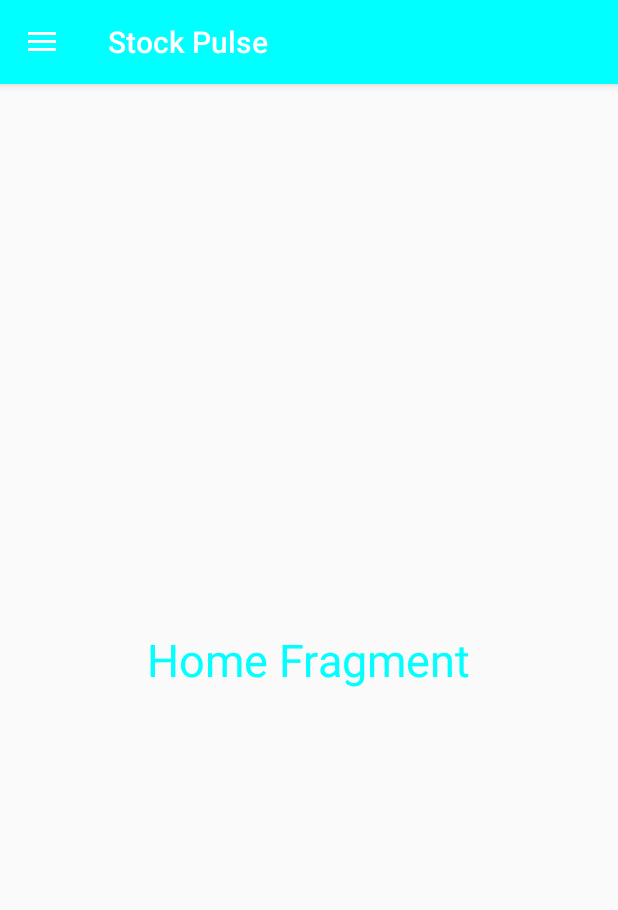
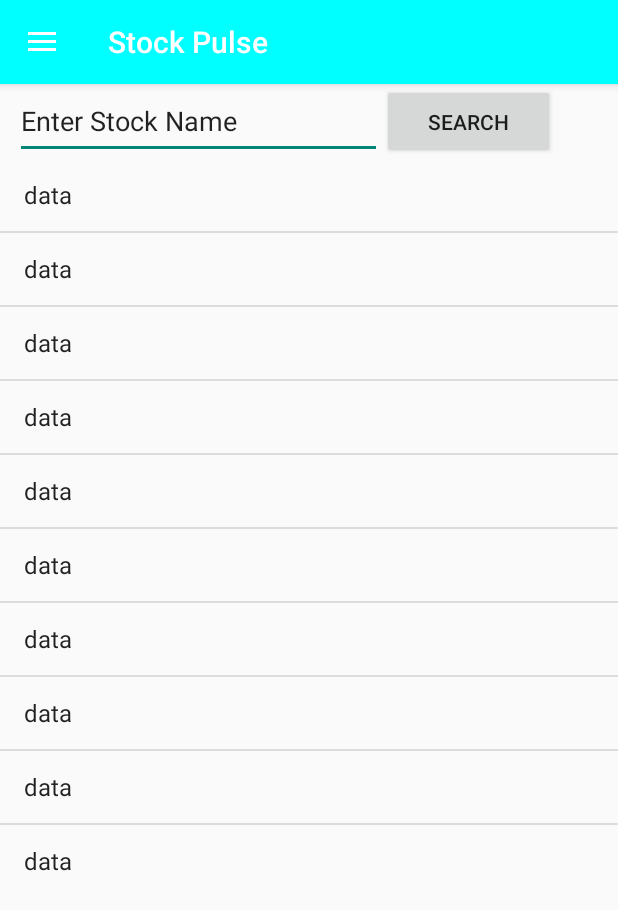
Before and after one commit to MarcuX009/StockPulse, an Android app: the screen it shows after launch (MainActivity), on a phone screen of 412 x 824 dp. Shown: the top 910 px of the screen. Run offline under Robolectric (Android 15) with nearby library versions, the phone set to English and light mode, and no system bars.

Commit message:
basica layout of home fragment

```diff
--- a/app/src/main/java/com/example/stockpulse/HomeFragment.java
+++ b/app/src/main/java/com/example/stockpulse/HomeFragment.java
@@ -2,13 +2,35 @@ package com.example.stockpulse;
 
 import android.os.Bundle;
 
+import androidx.annotation.NonNull;
+import androidx.annotation.Nullable;
 import androidx.fragment.app.Fragment;
+
 
 import android.view.LayoutInflater;
 import android.view.View;
 import android.view.ViewGroup;
+import android.widget.Adapter;
+import android.widget.AdapterView;
+import android.widget.ArrayAdapter;
+import android.widget.Button;
+import android.widget.EditText;
+import android.widget.ListView;
+import android.widget.TextView;
+
+import org.w3c.dom.Text;
+
+import java.util.ArrayList;
+import java.util.List;
 
 public class HomeFragment extends Fragment {
+
+    private View view;
+    private ListView stockListViewUI;
+    private EditText userInputUI;
+    private Button searchButtonUI;
+    String sampleData[] = {"data","data","data","data","data","data","data","data","data","data"};
+    ArrayAdapter<String> arrayAdapter;
 
     public HomeFragment() {
         // Required empty public constructor
@@ -22,7 +44,26 @@ public class HomeFragment extends Fragment {
     @Override
     public View onCreateView(LayoutInflater inflater, ViewGroup container,
                              Bundle savedInstanceState) {
+        view = inflater.inflate(R.layout.fragment_home, container, false);
+        stockListViewUI = view.findViewById(R.id.stockListLayout);
+        userInputUI = view.findViewById(R.id.searchBarLayout);
+        searchButtonUI = view.findViewById(R.id.searchButtonLayout);
+
+        arrayAdapter = new ArrayAdapter<String>(getContext(), android.R.layout.simple_list_item_1, sampleData);
+        stockListViewUI.setAdapter(arrayAdapter);
+
+//        stockListViewUI.setOnClickListener(new AdapterView.OnItemClickListener() {
+//            @Override
+//            public void onItemClick(AdapterView<?> parent, View view, int position, long id) {
+//                TextView temp = ((TextView) view);
+//                temp.setText(sampleData[position]);
+//                arrayAdapter.notifyDataSetChanged();
+//            }
+//        });
         // Inflate the layout for this fragment
-        return inflater.inflate(R.layout.fragment_home, container, false);
+
+        return view;
     }
+
+
 }
--- a/app/src/main/java/com/example/stockpulse/MainActivity.java
+++ b/app/src/main/java/com/example/stockpulse/MainActivity.java
@@ -6,6 +6,7 @@ import androidx.appcompat.app.AppCompatActivity;
 import androidx.appcompat.widget.Toolbar;
 import androidx.core.view.GravityCompat;
 import androidx.drawerlayout.widget.DrawerLayout;
+import androidx.recyclerview.widget.RecyclerView;
 
 import android.os.Bundle;
 import android.util.Log;
@@ -39,7 +40,6 @@ public class MainActivity extends AppCompatActivity implements NavigationView.On
             getSupportFragmentManager().beginTransaction().replace(R.id.fragment_container, new HomeFragment()).commit();
             navigationView.setCheckedItem(R.id.menu_home);
         }
-
     }
 
 
--- a/app/src/main/res/layout/fragment_home.xml
+++ b/app/src/main/res/layout/fragment_home.xml
@@ -6,12 +6,30 @@
     tools:context=".HomeFragment">
 
     <!-- TODO: Update blank fragment layout -->
-    <TextView
+
+    <EditText
+        android:id="@+id/searchBarLayout"
         android:layout_width="wrap_content"
+        android:layout_height="50dp"
+        android:layout_alignParentStart="true"
+        android:layout_marginStart="10dp"
+        android:layout_marginLeft="10dp"
+        android:layout_toStartOf="@+id/searchButtonLayout"
+        android:text="Enter Stock Name" />
+
+    <Button
+        android:id="@+id/searchButtonLayout"
+        android:layout_width="115dp"
+        android:layout_height="50dp"
+        android:layout_alignParentEnd="true"
+        android:layout_marginEnd="42dp"
+        android:text="search" />
+
+    <ListView
+        android:id="@+id/stockListLayout"
+        android:layout_width="match_parent"
         android:layout_height="wrap_content"
-        android:layout_centerInParent="true"
-        android:text="Home Fragment"
-        android:textColor="@color/cyan"
-        android:textSize="30sp" />
+        android:layout_below="@+id/searchButtonLayout"
+        />.
 
 </RelativeLayout>
```
